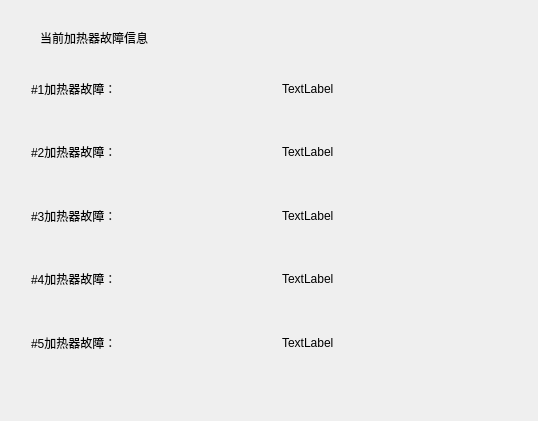
The window that cheaterfaultinfo.ui (samier958/heaterClient) describes before a commit, drawn with Qt 5.
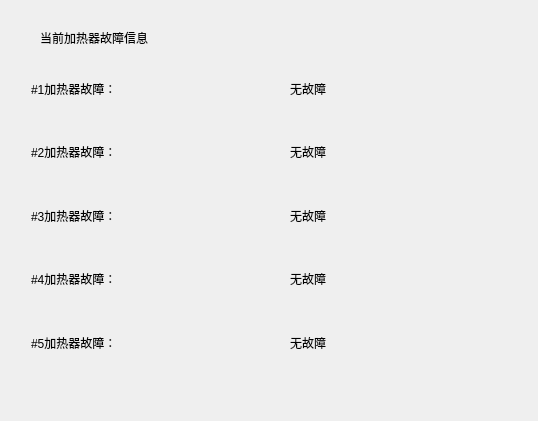
The same window after the commit.

What changed in the file:
```diff
--- a/cheaterfaultinfo.ui
+++ b/cheaterfaultinfo.ui
@@ -93,35 +93,35 @@
       <item>
        <widget class="QLabel" name="faultInfo_1">
         <property name="text">
-         <string>TextLabel</string>
+         <string>无故障</string>
         </property>
        </widget>
       </item>
       <item>
        <widget class="QLabel" name="faultInfo_2">
         <property name="text">
-         <string>TextLabel</string>
+         <string>无故障</string>
         </property>
        </widget>
       </item>
       <item>
        <widget class="QLabel" name="faultInfo_3">
         <property name="text">
-         <string>TextLabel</string>
+         <string>无故障</string>
         </property>
        </widget>
       </item>
       <item>
        <widget class="QLabel" name="faultInfo_4">
         <property name="text">
-         <string>TextLabel</string>
+         <string>无故障</string>
         </property>
        </widget>
       </item>
       <item>
        <widget class="QLabel" name="faultInfo_5">
         <property name="text">
-         <string>TextLabel</string>
+         <string>无故障</string>
         </property>
        </widget>
       </item>
```
